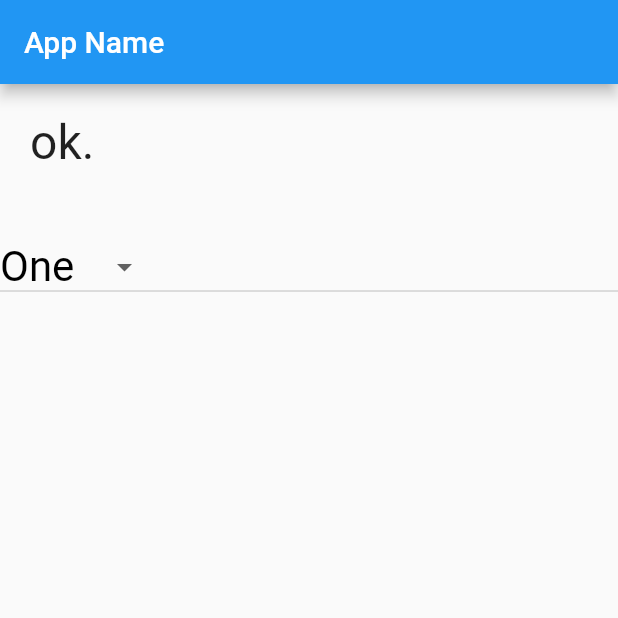
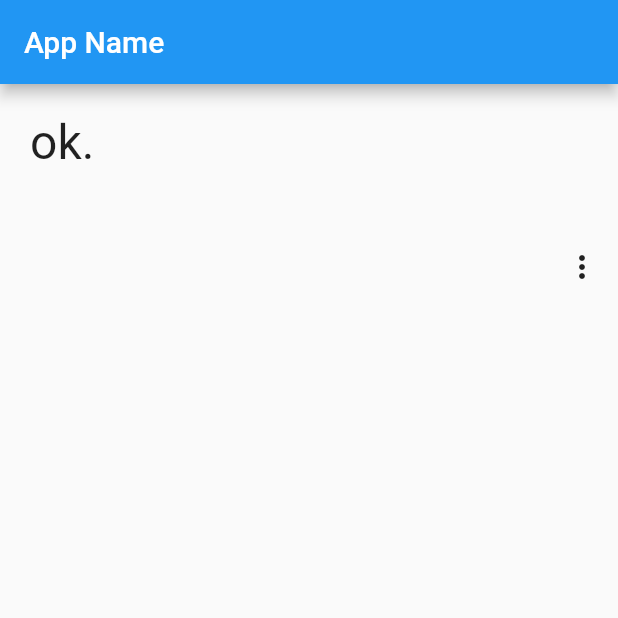
Before and after one commit to naokimakino/introduction-to-flutter3, a Flutter app: the screen it shows after launch, on a phone screen of 412 x 824 dp, the top half of it. Run offline on Flutter 3.47's test engine with Material 2 defaults, Android fonts, the phone set to English and light mode, and no system bars.

Commit message:
feat(chapter3): list3_14

```diff
--- a/chapter3/lib/main.dart
+++ b/chapter3/lib/main.dart
@@ -56,20 +56,18 @@ class _MyHomePageState extends State<MyHomePage> {
               const Padding(
                 padding: EdgeInsets.all(10.0),
               ),
-              DropdownButton<String>(
-                onChanged: popupSelected,
-                value: _selected,
-                style: const TextStyle(
-                    color: Colors.black,
-                    fontSize: 28.0,
-                    fontWeight: FontWeight.w400,
-                    fontFamily: 'Roboto'),
-                items: const <DropdownMenuItem<String>>[
-                  DropdownMenuItem(value: 'One', child: Text('One')),
-                  DropdownMenuItem(value: 'Two', child: Text('Two')),
-                  DropdownMenuItem(value: 'Three', child: Text('Three')),
-                ],
-              )
+              Align(
+                alignment: Alignment.centerRight,
+                child: PopupMenuButton(
+                  onSelected: (String value) => popupSelected(value),
+                  itemBuilder: (BuildContext context) =>
+                      <PopupMenuEntry<String>>[
+                    const PopupMenuItem(value: "One", child: Text("One")),
+                    const PopupMenuItem(value: "Two", child: Text("Two")),
+                    const PopupMenuItem(value: "Three", child: Text("Three")),
+                  ],
+                ),
+              ),
             ])));
   }
 
```
